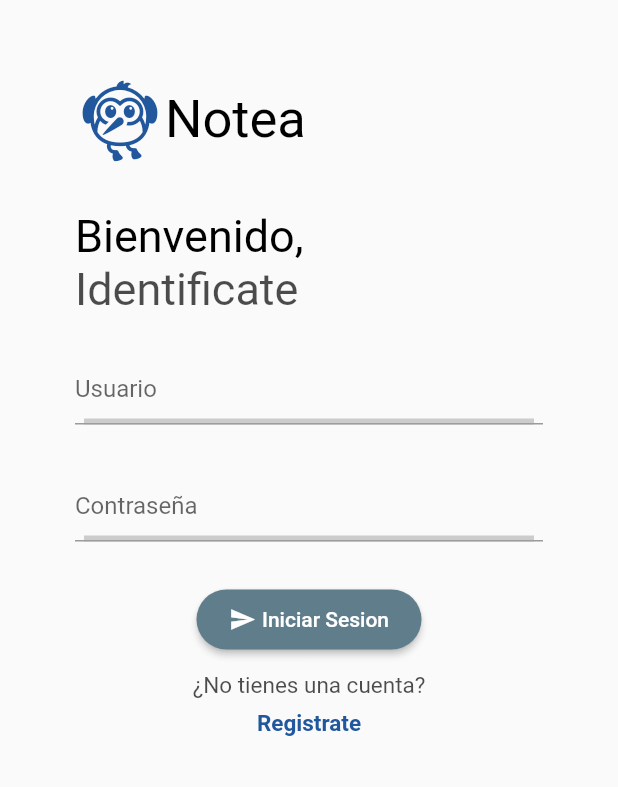
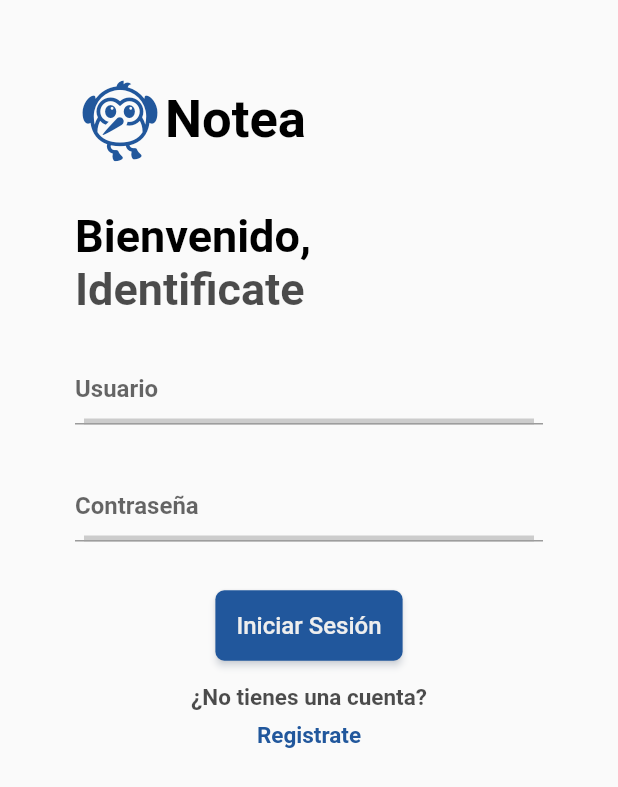
Before and after one commit to Solid-Coders-Rojo-UCAB/Notea_Frontend, a Flutter app: the LoginScreen screen opened directly, on a phone screen of 412 x 824 dp. Shown: the top 787 px of the screen. Run offline on Flutter 3.47's test engine with Material 2 defaults, Android fonts, the light colour scheme and no system bars; drawn by our look-alikes of progress_state_button; our stand-ins replace connectivity_plus, flutter_bloc; missing offline and left inert: dart:html.

Commit message:
Login adaptado a Bloc + Peticion al Back
Ventana de Login adaptado a Bloc, y realiza la peticion al Backend para verificar los datos del usuario 👍

```diff
--- a/lib/dominio/repositorio/repositorioUsuario.dart
+++ b/lib/dominio/repositorio/repositorioUsuario.dart
@@ -6,4 +6,6 @@
 abstract class IUsuarioRepository {
   Future<Either<List<Usuario>, Exception>> buscarUsuario();
   Future<Either<int, Exception>> crearUsuario(Usuario usuario);
+  Future<Either<Usuario, Exception>> loginUsuario(String email, String password);
+  //Future<Either<int, Exception>> eliminarUsuario(int id);
 }
--- /dev/null
+++ b/lib/infraestructura/bloc/usuario/usuario_event.dart
@@ -0,0 +1,12 @@
+part of 'usuario_bloc.dart';
+
+@immutable
+abstract class UsuarioEvent  {}
+
+//generamos los distintos eventos que puede tener el bloc
+class LoginEvent extends UsuarioEvent {
+  final String email;
+  final String password;
+
+  LoginEvent({required this.email, required this.password});
+}
--- /dev/null
+++ b/lib/infraestructura/bloc/usuario/usuario_state.dart
@@ -0,0 +1,27 @@
+part of 'usuario_bloc.dart';
+
+@immutable
+abstract class UsuarioState {
+  final bool existeUsuario;
+  final Usuario? usuario;
+
+  const UsuarioState({this.existeUsuario = false, this.usuario});
+}
+
+//generamos los distintos estados que puede tener el bloc
+class UsuarioInitialState extends UsuarioState {
+  const UsuarioInitialState() : super(existeUsuario: false, usuario: null);
+}
+
+class UsuarioLoadingState extends UsuarioState {
+  const UsuarioLoadingState() : super(existeUsuario: false, usuario: null);
+}
+
+class UsuarioSuccessState extends UsuarioState {
+  final Usuario usuario;
+  const UsuarioSuccessState({required this.usuario}) : super(existeUsuario: true, usuario: usuario);
+}
+
+class UsuarioFailureState extends UsuarioState {
+  const UsuarioFailureState() : super(existeUsuario: false, usuario: null);
+}
--- a/lib/presentacion/pantallas/login_screen.dart
+++ b/lib/presentacion/pantallas/login_screen.dart
@@ -1,5 +1,8 @@
-// ignore_for_file: use_build_context_synchronously
+// ignore_for_file: use_build_context_synchronously, sort_child_properties_last
 import 'package:flutter/material.dart';
+import 'package:flutter_bloc/flutter_bloc.dart';
+import 'package:notea_frontend/infraestructura/bloc/usuario/usuario_bloc.dart';
+
 import 'package:notea_frontend/presentacion/pantallas/register_screen.dart';
 import 'package:notea_frontend/presentacion/widgets/email_field.dart';
 import 'package:notea_frontend/presentacion/widgets/password_field.dart';
@@ -19,8 +22,6 @@
   late TextEditingController emailController;
   late TextEditingController passwordController;
   final double _elementsOpacity = 1;
-  bool loadingBallAppear = false;
-  double loadingBallSize = 1;
   final _formKey =GlobalKey<FormState>(); //Para validar el formulario
   ButtonState buttonState = ButtonState.idle;
   String userStrJSON = '';
@@ -35,10 +36,6 @@
     super.initState();
   }
 
-  void validateUser(String user, String password) async {
-
-  }
-
   //Funcion que valida el formulario
   //los await son para mostrar los estados del boton y que se vea mas bonito
   void validacion() async {
@@ -47,7 +44,6 @@
     });
     await Future.delayed(const Duration(seconds: 2), () {});
     setState(() {
-      loadingBallAppear = true;
     });
     // String username = emailController.text;
     // String password = passwordController.text;
@@ -84,16 +80,25 @@
 
   @override
   Widget build(BuildContext context) {
+    return BlocBuilder<UsuarioBloc, UsuarioState>( //siempre va el Bloc y el State
+      builder: (context, state) {
+        //se muestra una pantalla diferente dependiendo del estado del bloc
+        if (state is UsuarioLoadingState) {
+          return const Center(child: CircularProgressIndicator());
+        }
+        if (state is UsuarioFailureState) {
+          return const Center(child: Text('Error al iniciar sesión'));
+            //se debe modificar el mensaje por el que viene del backend
+        }
+        if (state is UsuarioSuccessState) {
+          return MessagesScreen(usuario : state.usuario); //pagina principal
+        }
+        if (state is UsuarioInitialState) {
           return Scaffold(
                     resizeToAvoidBottomInset: true,
                     body: SafeArea(
                       bottom: false,
-        child: loadingBallAppear
-            ?  const Padding(
-                padding: EdgeInsets.symmetric(vertical: 20, horizontal: 30.0),
-                child: MessagesScreen(
-                ))
-            : Padding(
+                      child:  Padding(
                               padding: const EdgeInsets.symmetric(horizontal: 50.0),
                               child: SingleChildScrollView(
                                 child: Column(
@@ -151,33 +156,22 @@
                                           const SizedBox(height: 30),
                                           PasswordField(fadePassword: _elementsOpacity == 0, passwordController: passwordController),
                                           const SizedBox(height: 32),
-                            ProgressButton.icon(iconedButtons: {
-                              ButtonState.idle: const IconedButton(
-                                  text: "Iniciar Sesion",
-                                  icon: Icon(Icons.send, color: Colors.white, size: 18),
-                                  color: Colors.blueGrey),
-                              ButtonState.loading: IconedButton(
-                                  text: "Validando", color: Colors.blueGrey.shade200),
-                              ButtonState.fail: IconedButton(
-                                  text: "Fallido",
-                                  icon: const Icon(Icons.cancel, color: Colors.white),
-                                  color: Colors.red.shade300),
-                              ButtonState.success: IconedButton(
-                                  text: "Validado",
-                                  icon: const Icon(
-                                    Icons.check_circle,
-                                    color: Colors.white,
+                                          MaterialButton(
+                                            child: Text('Iniciar Sesión',
+                                                      style: TextStyle(fontSize: 16,
+                                                                      color: Colors.grey[200]
+                                                    ),),
+                                            shape: RoundedRectangleBorder(
+                                              borderRadius: BorderRadius.circular(6),
                                             ),
-                                  color: Colors.green.shade400)
+                                            padding: const EdgeInsets.all(14),
+                                            color : Theme.of(context).primaryColor,
+                                            onPressed: () {
+                                              BlocProvider.of<UsuarioBloc>(context).add(LoginEvent(
+                                                email: emailController.text,
+                                                password: passwordController.text,
+                                              ));
                                             },
-                            onPressed: validacion,
-                            state: buttonState,
-                            maxWidth: 150,
-                            height: 40,
-                            progressIndicator: const CircularProgressIndicator(
-                              valueColor: AlwaysStoppedAnimation<Color>(Colors.white),
-                              strokeWidth: 3,
-                            ),
                                           ),
                                           const SizedBox(height: 15),
                                             Text(
@@ -213,4 +207,36 @@
                     ),
                 );
         }
+        return const Center(child: CircularProgressIndicator());
+      });
   }
+}
+        //boton de validacion que cambia
+                            // ProgressButton.icon(iconedButtons: {
+                            //   ButtonState.idle: const IconedButton(
+                            //       text: "Iniciar Sesion",
+                            //       icon: Icon(Icons.send, color: Colors.white, size: 18),
+                            //       color: Colors.blueGrey),
+                            //   ButtonState.loading: IconedButton(
+                            //       text: "Validando", color: Colors.blueGrey.shade200),
+                            //   ButtonState.fail: IconedButton(
+                            //       text: "Fallido",
+                            //       icon: const Icon(Icons.cancel, color: Colors.white),
+                            //       color: Colors.red.shade300),
+                            //   ButtonState.success: IconedButton(
+                            //       text: "Validado",
+                            //       icon: const Icon(
+                            //         Icons.check_circle,
+                            //         color: Colors.white,
+                            //       ),
+                            //       color: Colors.green.shade400)
+                            // },
+                            // onPressed: validacion,
+                            // state: buttonState,
+                            // maxWidth: 150,
+                            // height: 40,
+                            // progressIndicator: const CircularProgressIndicator(
+                            //   valueColor: AlwaysStoppedAnimation<Color>(Colors.white),
+                            //   strokeWidth: 3,
+                            // ),
+                            // )
--- a/lib/presentacion/provider/providerUsuario.dart
+++ b/lib/presentacion/provider/providerUsuario.dart
@@ -10,9 +10,6 @@
 import 'package:http/http.dart' as http;
 
 import '../../utils/Either.dart';
-
-
-
 
 class UsuarioProvider extends ChangeNotifier{
 
```
Also changed, not shown: lib/infraestructura/Repositorio/repositorioUsuarioImpl.dart (+12 -0 lines), lib/infraestructura/api/remoteDataUsuario.dart (+35 -0 lines), lib/infraestructura/bloc/usuario/usuario_bloc.dart (added, +32 -0 lines), lib/main.dart (+105 -121 lines), lib/presentacion/pantallas/messages_screen.dart (+73 -74 lines), 2 other files. Lines whose indentation alone changed are shown as unchanged.
